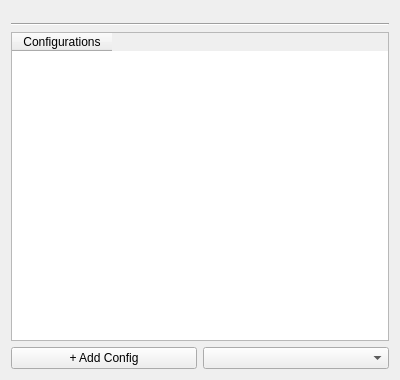
Before: the Qt Designer form atef/ui/configuration_group_page.ui in pcdshub/atef, drawn with Qt 5.
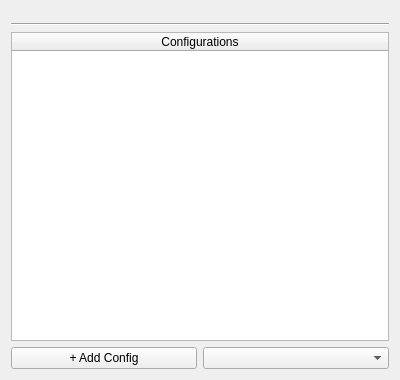
After: the same form once the commit is applied.

```diff
--- a/atef/ui/configuration_group_page.ui
+++ b/atef/ui/configuration_group_page.ui
@@ -66,6 +66,9 @@
      <attribute name="horizontalHeaderVisible">
       <bool>true</bool>
      </attribute>
+     <attribute name="horizontalHeaderStretchLastSection">
+      <bool>true</bool>
+     </attribute>
      <attribute name="verticalHeaderVisible">
       <bool>false</bool>
      </attribute>
```
